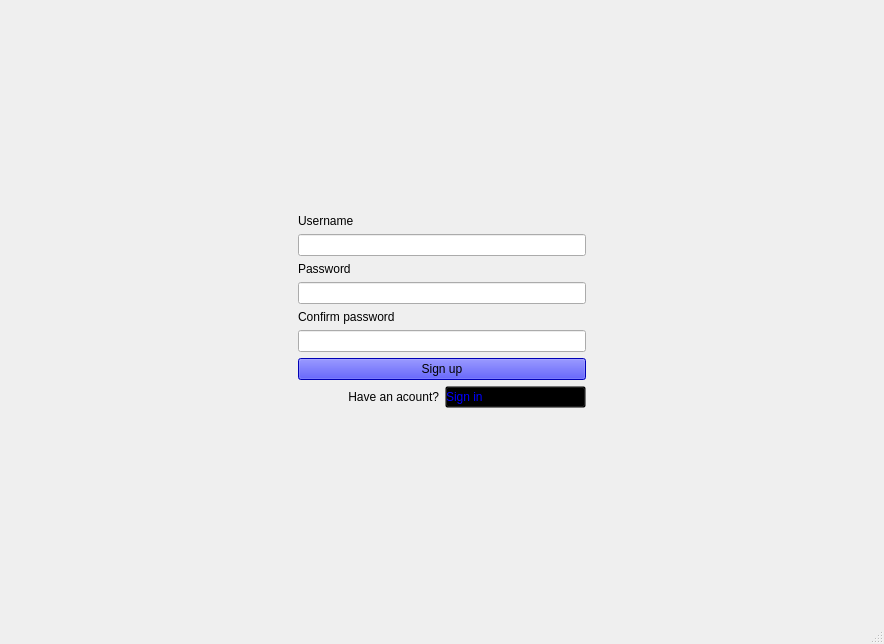
This is registerfile.ui in SAMoosavi/AdvancedProgrammingProject2 as Qt 5 draws it before an edit. The edited form follows.
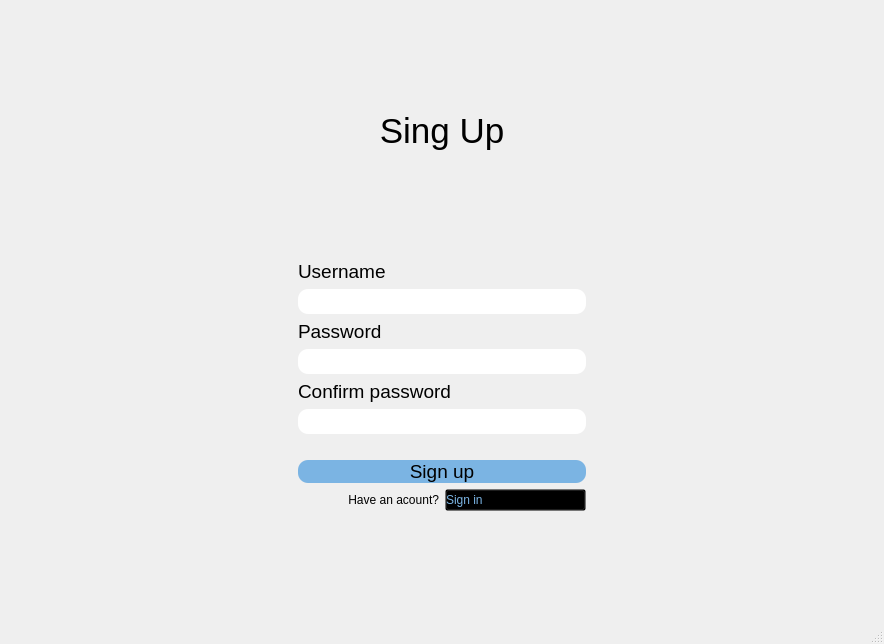
This is the edited form.

```diff
--- a/registerfile.ui
+++ b/registerfile.ui
@@ -43,17 +43,61 @@
         </property>
        </spacer>
       </item>
+      <item>
+       <widget class="QLabel" name="label_2">
+        <property name="font">
+         <font>
+          <pointsize>26</pointsize>
+         </font>
+        </property>
+        <property name="text">
+         <string>Sing Up</string>
+        </property>
+        <property name="alignment">
+         <set>Qt::AlignCenter</set>
+        </property>
+       </widget>
+      </item>
+      <item>
+       <spacer name="verticalSpacer_3">
+        <property name="orientation">
+         <enum>Qt::Vertical</enum>
+        </property>
+        <property name="sizeHint" stdset="0">
+         <size>
+          <width>20</width>
+          <height>40</height>
+         </size>
+        </property>
+       </spacer>
+      </item>
       <item>
        <layout class="QVBoxLayout" name="verticalLayout">
         <item>
          <widget class="QLabel" name="label_username">
+          <property name="font">
+           <font>
+            <pointsize>14</pointsize>
+           </font>
+          </property>
           <property name="text">
            <string>Username</string>
           </property>
          </widget>
         </item>
         <item>
-         <widget class="QLineEdit" name="lineEdit_username"/>
+         <widget class="QLineEdit" name="lineEdit_username">
+          <property name="font">
+           <font>
+            <pointsize>14</pointsize>
+           </font>
+          </property>
+          <property name="styleSheet">
+           <string notr="true">border-radius:10px;
+padding:20px 5px  20px 5pxl;
+</string>
+          </property>
+         </widget>
         </item>
        </layout>
       </item>
@@ -61,6 +105,11 @@
        <layout class="QVBoxLayout" name="verticalLayout_2">
         <item>
          <widget class="QLabel" name="label_password">
+          <property name="font">
+           <font>
+            <pointsize>14</pointsize>
+           </font>
+          </property>
           <property name="text">
            <string>Password</string>
           </property>
@@ -68,6 +117,16 @@
         </item>
         <item>
          <widget class="QLineEdit" name="lineEdit_password">
+          <property name="font">
+           <font>
+            <pointsize>14</pointsize>
+           </font>
+          </property>
+          <property name="styleSheet">
+           <string notr="true">border-radius:10px;
+padding:20px 5px  20px 5pxl;
+</string>
+          </property>
           <property name="echoMode">
            <enum>QLineEdit::Password</enum>
           </property>
@@ -79,20 +138,47 @@
        <layout class="QVBoxLayout" name="verticalLayout_4">
         <item>
          <widget class="QLabel" name="label_confirm_password">
+          <property name="font">
+           <font>
+            <pointsize>14</pointsize>
+           </font>
+          </property>
           <property name="text">
            <string>Confirm password</string>
           </property>
          </widget>
         </item>
         <item>
-         <widget class="QLineEdit" name="lineEdit_confirm_password"/>
+         <widget class="QLineEdit" name="lineEdit_confirm_password">
+          <property name="font">
+           <font>
+            <pointsize>14</pointsize>
+           </font>
+          </property>
+          <property name="styleSheet">
+           <string notr="true">border-radius:10px;
+padding:20px 5px  20px 5pxl;
+</string>
+          </property>
+          <property name="echoMode">
+           <enum>QLineEdit::Password</enum>
+          </property>
+         </widget>
         </item>
        </layout>
       </item>
       <item>
        <widget class="QPushButton" name="pushButton">
+        <property name="font">
+         <font>
+          <pointsize>14</pointsize>
+         </font>
+        </property>
         <property name="styleSheet">
-         <string notr="true">background-color:blue;</string>
+         <string notr="true">background-color:#7BB4E3;
+border-radius:10px;
+padding:20px 0 20px 0l;
+margin:20px 0 0 0;</string>
         </property>
         <property name="text">
          <string>Sign up</string>
@@ -118,7 +204,7 @@
           </property>
           <property name="styleSheet">
            <string notr="true">background:transparent;
-color:blue;
+color:#7BB4E3;
 text-align:left;</string>
           </property>
           <property name="text">
```
